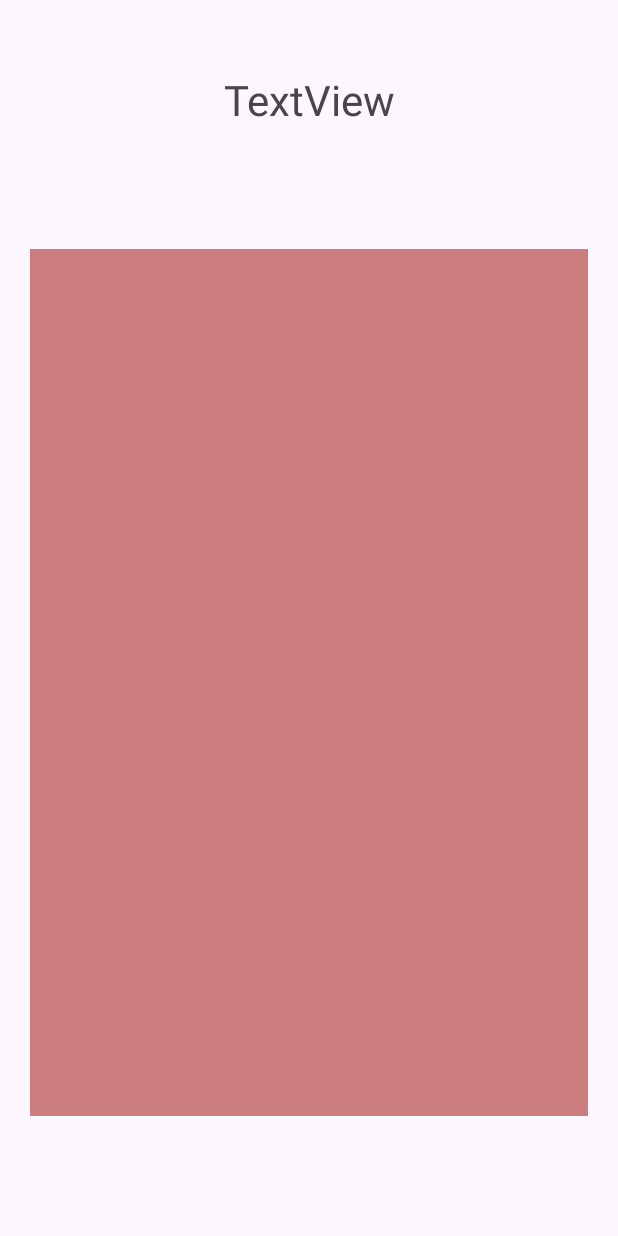
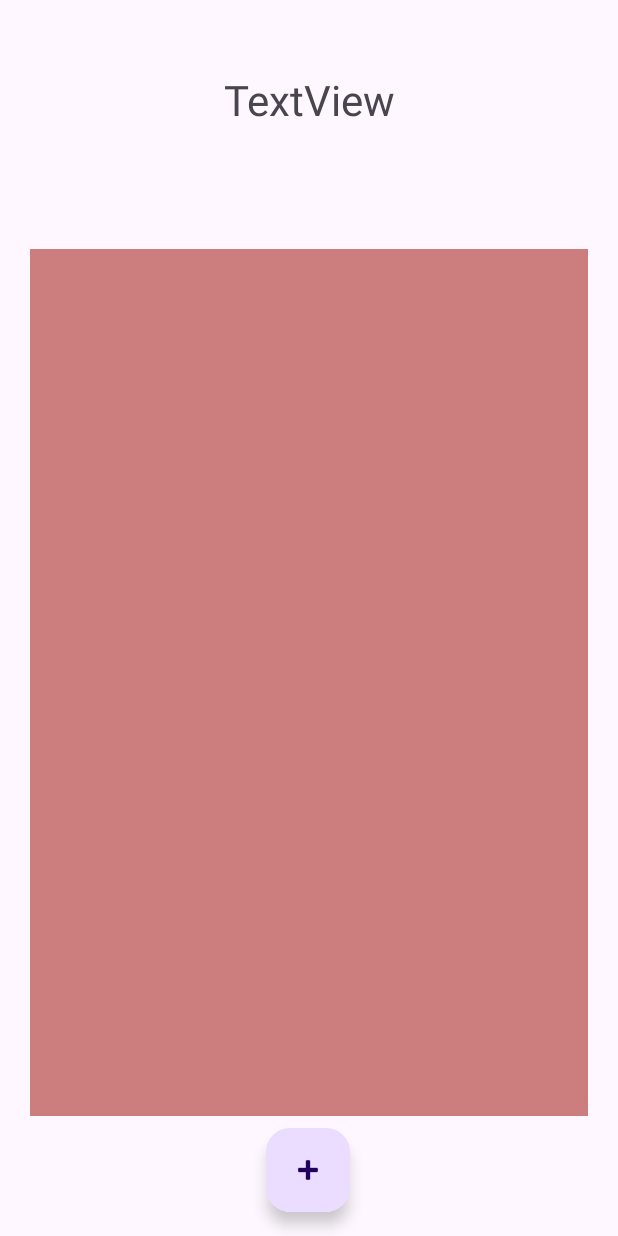
Before and after one commit to AndreasPelczer/einloggohnegoogle, an Android app: the DataFragment screen opened directly, with no data from a screen before it, on a phone screen of 412 x 824 dp. Run offline under Robolectric (Android 15) with nearby library versions, the phone set to English and light mode, and no system bars; our stand-ins replace Firebase (no records; nobody signed in at launch, a user with empty details on screens opened directly), Room's generated code.

Commit message:
laüft: Anmelden,RezeptRV,Room,Firebase,todo:MVVM,Userprofil,3RVVideo,Email,Whatsapp,Täglicher tip(catfact),Rezept mit kommentar versehen, Küchenchat(Rudimentär)

```diff
--- a/app/src/main/java/com/example/einloggohnegoogle/DataFragment.kt
+++ b/app/src/main/java/com/example/einloggohnegoogle/DataFragment.kt
@@ -7,7 +7,7 @@ import android.view.View
 import android.view.ViewGroup
 import androidx.fragment.app.Fragment
 import androidx.fragment.app.viewModels
-import androidx.navigation.NavController
+import androidx.navigation.fragment.findNavController
 import androidx.recyclerview.widget.LinearLayoutManager
 import com.example.einloggohnegoogle.databinding.FragmentDataBinding
 import com.google.firebase.firestore.FirebaseFirestore
@@ -16,6 +16,7 @@ class DataFragment : Fragment() {
 
 
     private val firestore = FirebaseFirestore.getInstance()
+    private val firestoreDocument = FirebaseFirestore.getInstance().collection("Rezepte").document("Rezept")
 
     val viewModel: FirebaseViewmodel by viewModels()
     private lateinit var binding: FragmentDataBinding
@@ -34,12 +35,24 @@ class DataFragment : Fragment() {
         viewModel.loadfromFireStore()
             //RV wird beobachtet
         viewModel.rezeptDataList.observe(viewLifecycleOwner) { rezeptDataList ->
-            binding.rezepteRecyclerView.adapter =
-                RezeptAdapter(viewModel, rezeptDataList, NavController(requireContext()))
-            ///hier wird die RV übergeben ______WICHTIG_______
+          //  Log.d("FirebaseLoad", "Received data from Firebase: $rezeptDataList")
+
+            // Initialisiere den Adapter
+            val rezeptAdapter = RezeptAdapter(viewModel, rezeptDataList, findNavController())
+
+            // Verbinde den Adapter mit dem RecyclerView
+            binding.rezepteRecyclerView.adapter = rezeptAdapter
+
+            // Setze das Layout-Manager für den RecyclerView
             binding.rezepteRecyclerView.layoutManager = LinearLayoutManager(requireContext())
+        }
 
-            Log.d("datafragment", "$rezeptDataList")
+        binding.neuesRezeptBTN.setOnClickListener {
+            Log.d("ButtonClicked", "Neues Rezept Button wurde geklickt")
+
+            // Navigationsaktion auslösen
+            Log.d("neuesRezept", "schitt")
+            findNavController().navigate(R.id.action_dataFragment_to_NeuesRezeptFragment)
         }
 
     }
--- a/app/src/main/java/com/example/einloggohnegoogle/FirebaseViewmodel.kt
+++ b/app/src/main/java/com/example/einloggohnegoogle/FirebaseViewmodel.kt
@@ -1,12 +1,14 @@
 package com.example.einloggohnegoogle
 
 import android.app.Application
+import android.util.Log
 import androidx.lifecycle.AndroidViewModel
 import androidx.lifecycle.LiveData
 import androidx.lifecycle.MutableLiveData
 import androidx.lifecycle.viewModelScope
 import com.google.firebase.auth.FirebaseAuth
 import com.google.firebase.auth.FirebaseUser
+import com.google.firebase.database.FirebaseDatabase
 import com.google.firebase.firestore.DocumentReference
 import com.google.firebase.firestore.FirebaseFirestore
 import kotlinx.coroutines.Dispatchers
@@ -16,10 +18,12 @@ import kotlinx.coroutines.launch
 class FirebaseViewmodel(application: Application) : AndroidViewModel(application) {
 
 
+    private val auth: FirebaseAuth = FirebaseAuth.getInstance()
+
     val firestore = FirebaseFirestore.getInstance()
     private val rezeptDatabase = getRezeptDatabase(application)
 
-    private val repository = FirebaseRepository(rezeptDatabase, firestore)
+    private val repository = FirebaseRepository(rezeptDatabase, firestore, auth )
     val firebaseAuth = FirebaseAuth.getInstance()
 
     val rezeptDataList: LiveData<List<Rezept>> = repository.getAll()
@@ -29,19 +33,41 @@ class FirebaseViewmodel(application: Application) : AndroidViewModel(application
 
     lateinit var profileRef: DocumentReference
 
+    private val database = FirebaseDatabase.getInstance()
+
+    fun getCurrentUserId(): String? {
+        return repository.getCurrentUserId()
+    }
+    fun insertRezeptData(itemData: Rezept) {
+        viewModelScope.launch {
+            try {
+                val userId = getCurrentUserId()
+
+                if (userId != null) {
+                    Log.e("RezeptViewModel", "Error inserting data: ${itemData.name}")
+                    repository.saveRezeptToFirestore(itemData.name, itemData.zubereitung,itemData.zutaten)
+                }
+            } catch (e: Exception) {
+                Log.e("Rezept1ViewModel", "Error inserting data: $e")
+            }
+        }
+    }
+
 
     fun loadfromFireStore() {
+
+        Log.d("FirebaseLoad", "Attempting to load data from Firebase")
 
         viewModelScope.launch(Dispatchers.IO) {
             val localData = repository.getAll().value
             if (localData.isNullOrEmpty()) {
+                Log.d("FirebaseLoad", "load data from Firebase")
+
                 // Es gibt keine Daten in der Room-Datenbank, lade Daten aus Firestore.//
                 repository.getRezeptAndSaveToDatabase()
             }
         }
     }
-
-
     init {
         setupUserEnv()
     }
--- a/app/src/main/java/com/example/einloggohnegoogle/MainActivity.kt
+++ b/app/src/main/java/com/example/einloggohnegoogle/MainActivity.kt
@@ -1,32 +1,16 @@
 package com.example.einloggohnegoogle
 
+import android.os.Bundle
 import androidx.appcompat.app.AppCompatActivity
-import android.os.Bundle
 import com.google.firebase.firestore.FirebaseFirestore
+import kotlinx.coroutines.CoroutineScope
+import kotlinx.coroutines.Dispatchers
+import kotlinx.coroutines.launch
+
 
 class MainActivity : AppCompatActivity() {
     override fun onCreate(savedInstanceState: Bundle?) {
         super.onCreate(savedInstanceState)
         setContentView(R.layout.activity_main)
     }
-
-  /*  private fun rezeptHinzufügen(rezept: Rezept) {
-        // Erstelle eine neue Instanz von FirebaseFirestore
-        val firestore = FirebaseFirestore.getInstance()
-
-        // Erstelle eine neue Dokumentensammlung mit dem Namen "Rezepte"
-        val rezepteDb = firestore.collection("Rezepte")
-
-        // Erstelle ein neues Dokument mit den Daten des Rezepts
-        val dokument = rezepteDb.document()
-
-        // Setze die Daten des Rezepts in das Dokument
-        dokument.set(rezept)
-            .addOnSuccessListener {
-                // Erfolgreich aktualisiert
-            }
-            .addOnFailureListener { e ->
-                // Fehler bei der Aktualisierung
-            }
-    }*/
 }
--- a/app/src/main/java/com/example/einloggohnegoogle/RezeptAdapter.kt
+++ b/app/src/main/java/com/example/einloggohnegoogle/RezeptAdapter.kt
@@ -1,21 +1,25 @@
 package com.example.einloggohnegoogle
 
+import android.annotation.SuppressLint
 import android.view.LayoutInflater
 import android.view.ViewGroup
 import androidx.navigation.NavController
 import androidx.recyclerview.widget.RecyclerView
 import androidx.recyclerview.widget.RecyclerView.*
 import com.example.einloggohnegoogle.databinding.ItemRezeptBinding
+import com.google.firebase.firestore.FirebaseFirestore
 
 class RezeptAdapter(
 
 
     private val viewModel: FirebaseViewmodel,
     private val dataset: List<Rezept>,
-    private val navController: NavController
 
-) : RecyclerView.Adapter<RezeptAdapter.ViewHolder>() {
+    private val navController: NavController):
+
+    RecyclerView.Adapter<RezeptAdapter.ViewHolder>() {
     inner class ViewHolder(val binding: ItemRezeptBinding) : RecyclerView.ViewHolder(binding.root)
+    private val firestoreDocument = FirebaseFirestore.getInstance().collection("Rezepte").document("Rezept")
 
     override fun onCreateViewHolder(parent: ViewGroup, viewType: Int): ViewHolder {
         val binding = ItemRezeptBinding.inflate(LayoutInflater.from(parent.context), parent, false)
@@ -26,10 +30,11 @@ class RezeptAdapter(
         return dataset.size
     }
 
+    @SuppressLint("SetTextI18n")
     override fun onBindViewHolder(holder: ViewHolder, position: Int) {
         val rezept = dataset[position]
-        holder.binding.rezeptNameTV.text = rezept.name
-        holder.binding.zutatenTV.text = rezept.zutaten
+        holder.binding.rezeptNameTV.text = "Name: ${rezept.name}"
+        holder.binding.zutatenTV.text = "Zutaten: ${rezept.zutaten}"
         holder.binding.zubereitungTV.text = "Zubereitung: ${rezept.zubereitung}"
 
     }
--- a/app/src/main/java/com/example/einloggohnegoogle/RezeptDataBaseDao.kt
+++ b/app/src/main/java/com/example/einloggohnegoogle/RezeptDataBaseDao.kt
@@ -11,6 +11,9 @@ import androidx.room.Update
 
 @Dao
 interface RezeptDataBaseDao {
+
+    @Insert
+    fun insertAndGetId(rezept: Rezept)
 
     @Update
     fun updateRezept(rezept: Rezept)
--- a/app/src/main/res/layout/fragment_data.xml
+++ b/app/src/main/res/layout/fragment_data.xml
@@ -7,6 +7,20 @@
     android:layout_height="match_parent"
     tools:context=".DataFragment"
     app:navGraph="@navigation/nav_graph" >
+
+    <com.google.android.material.floatingactionbutton.FloatingActionButton
+        android:id="@+id/neuesRezeptBTN"
+        android:layout_width="wrap_content"
+        android:layout_height="wrap_content"
+        android:layout_marginBottom="16dp"
+        android:clickable="true"
+        android:src="@android:drawable/ic_input_add"
+        android:contentDescription="@string/content_description_neues_rezept_button"
+        app:layout_constraintBottom_toBottomOf="parent"
+        app:layout_constraintEnd_toEndOf="parent"
+        app:layout_constraintHorizontal_bias="0.498"
+        app:layout_constraintStart_toStartOf="parent"
+        android:focusable="true" />
 
     <TextView
         android:id="@+id/roleTV"
--- a/app/src/main/res/navigation/nav_graph.xml
+++ b/app/src/main/res/navigation/nav_graph.xml
@@ -18,6 +18,20 @@
         android:id="@+id/dataFragment"
         android:name="com.example.einloggohnegoogle.DataFragment"
         android:label="fragment_data"
-        tools:layout="@layout/fragment_data" />
+        tools:layout="@layout/fragment_data" >
+        <action
+            android:id="@+id/action_dataFragment_to_NeuesRezeptFragment"
+            app:destination="@id/neuesRezeptFragment" />
+    </fragment>
     <fragment android:id="@+id/placeholder" />
+
+    <fragment
+        android:id="@+id/neuesRezeptFragment"
+        android:name="com.example.einloggohnegoogle.NeuesRezeptFragment"
+        android:label="fragment_neues_rezept"
+        tools:layout="@layout/fragment_neues_rezept" >
+        <action
+            android:id="@+id/action_neuesRezept_to_dataFragment"
+            app:destination="@id/dataFragment" />
+    </fragment>
 </navigation>
--- a/build.gradle
+++ b/build.gradle
@@ -1,10 +1,11 @@
 buildscript {
     dependencies {
-        classpath 'com.google.gms:google-services:4.3.15'
-        classpath("androidx.navigation:navigation-safe-args-gradle-plugin:2.6.0")
+        classpath 'com.google.gms:google-services:4.4.0'
+        classpath("androidx.navigation:navigation-safe-args-gradle-plugin:2.7.2")
     }
 }// Top-level build file where you can add configuration options common to all sub-projects/modules.
 plugins {
+    id("com.google.devtools.ksp") version "1.8.10-1.0.9" apply false
     id 'com.android.application' version '8.1.1' apply false
     id 'org.jetbrains.kotlin.android' version '1.9.0' apply false
     id 'com.google.gms.google-services' version '4.3.15' apply false
```
Also changed, not shown: app/build.gradle (+4 -3 lines), app/src/main/java/com/example/einloggohnegoogle/FirebaseRepository.kt (+82 -10 lines), app/src/main/java/com/example/einloggohnegoogle/NeuesRezeptFragment.kt (added, +60 -0 lines), app/src/main/res/layout/fragment_neues_rezept.xml (added, +78 -0 lines), app/src/main/res/values/strings.xml (+10 -0 lines).
